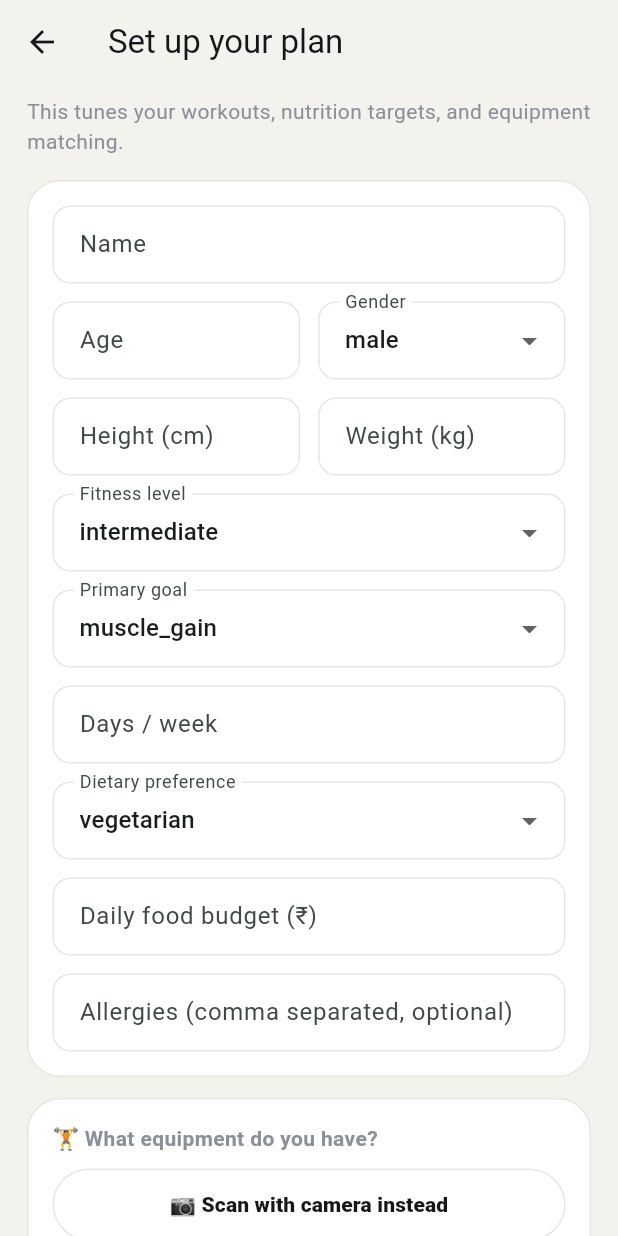
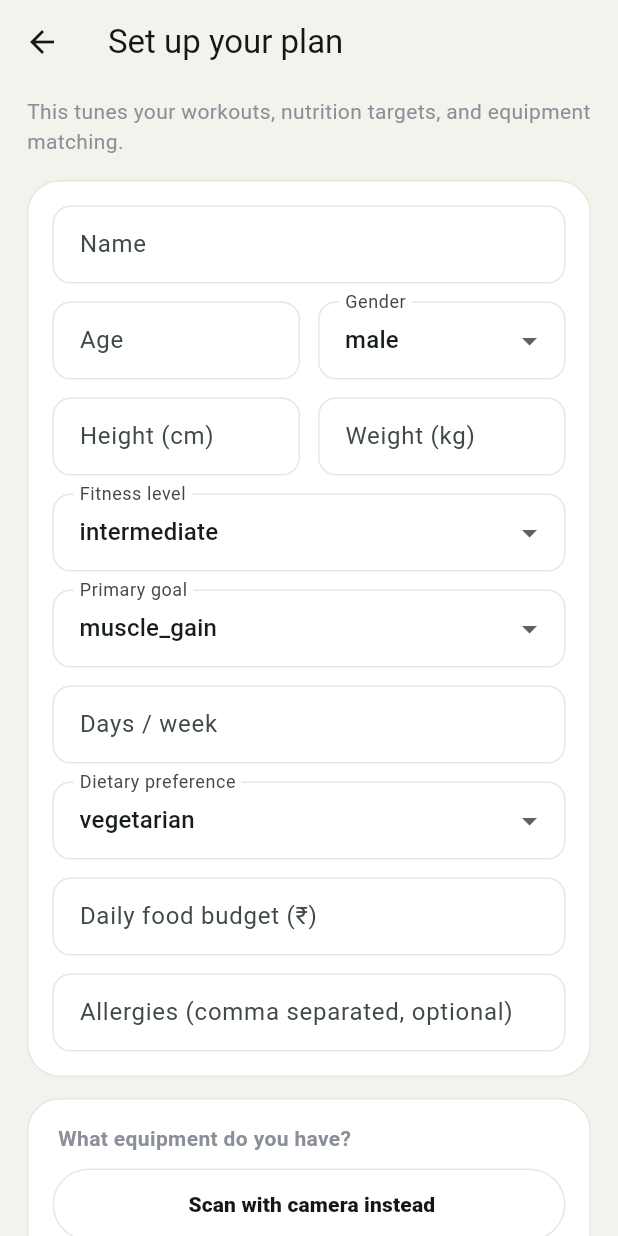
Before and after one commit to mehtahet619/FitOS, a Flutter app: the OnboardingScreen screen opened directly, on a phone screen of 412 x 824 dp. Run offline on Flutter 3.47's test engine with Material 3 defaults, Android fonts, the phone set to English and light mode, and no system bars; our stand-ins replace camera, geolocator, shared_preferences; missing offline and left inert: google_mlkit_pose_detection, mobile_scanner; accounts and stored records are empty; network calls fail.

Commit message:
Remove non-navigation emoji characters

```diff
--- a/mobile/lib/screens/onboarding_screen.dart
+++ b/mobile/lib/screens/onboarding_screen.dart
@@ -148,9 +148,9 @@ class _OnboardingScreenState extends State<OnboardingScreen> {
               child: Column(
                 crossAxisAlignment: CrossAxisAlignment.start,
                 children: [
-                  const Text("🏋️ What equipment do you have?", style: TextStyle(fontWeight: FontWeight.w700)),
+                  const Text(" What equipment do you have?", style: TextStyle(fontWeight: FontWeight.w700)),
                   const SizedBox(height: 10),
-                  OutlineButton(label: "📷 Scan with camera instead", onPressed: _openScan),
+                  OutlineButton(label: " Scan with camera instead", onPressed: _openScan),
                   const SizedBox(height: 12),
                   _loadingEquipment
                       ? const Center(child: CircularProgressIndicator())
```
